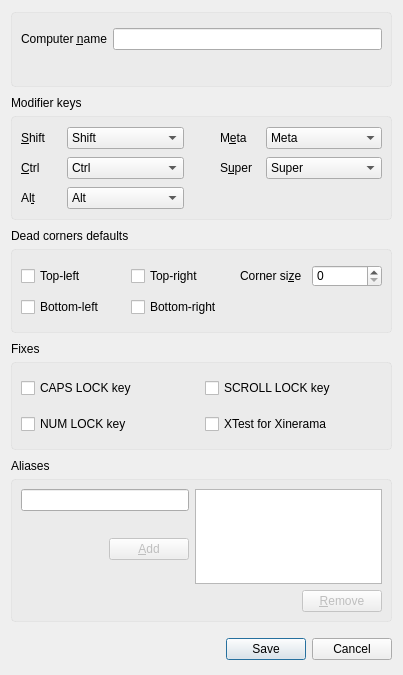
The window that src/gui/src/ScreenSettingsDialogBase.ui (deskflow/deskflow) describes before a commit, drawn with Qt 5.
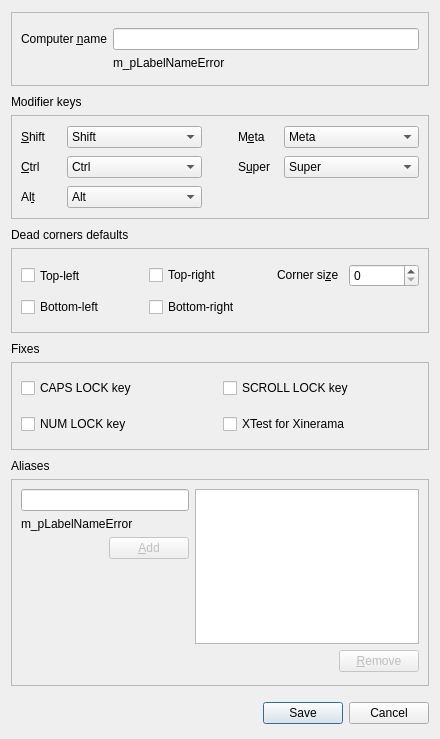
The same window after the commit.

What changed in the file:
```diff
--- a/src/gui/src/ScreenSettingsDialogBase.ui
+++ b/src/gui/src/ScreenSettingsDialogBase.ui
@@ -6,8 +6,8 @@
    <rect>
     <x>0</x>
     <y>0</y>
-    <width>403</width>
-    <height>675</height>
+    <width>440</width>
+    <height>739</height>
    </rect>
   </property>
   <property name="sizePolicy">
@@ -43,13 +43,6 @@
    </property>
    <item>
     <widget class="QFrame" name="groupBox">
-     <property name="styleSheet">
-      <string notr="true">.QFrame{
-border: 1px solid  rgba(192,192,192, 0.2);
-border-radius: 4px;
-background-color: rgba(192,192,192, 0.1);
-}</string>
-     </property>
      <property name="frameShape">
       <enum>QFrame::StyledPanel</enum>
      </property>
@@ -106,14 +99,8 @@
           <height>0</height>
          </size>
         </property>
-        <property name="styleSheet">
-         <string notr="true">color: #EC4C47; 
-font-size: 13px; 
-font-family: Arial; 
-font-weight: bold;</string>
-        </property>
         <property name="text">
-         <string/>
+         <string>m_pLabelNameError</string>
         </property>
         <property name="alignment">
          <set>Qt::AlignLeading|Qt::AlignLeft|Qt::AlignVCenter</set>
@@ -154,13 +141,6 @@
    </item>
    <item>
     <widget class="QFrame" name="m_pGroupModifiers">
-     <property name="styleSheet">
-      <string notr="true">.QFrame{
-border: 1px solid  rgba(192,192,192, 0.2);
-border-radius: 4px;
-background-color: rgba(192,192,192, 0.1);
-}</string>
-     </property>
      <property name="frameShape">
       <enum>QFrame::StyledPanel</enum>
      </property>
@@ -477,13 +457,6 @@
        <verstretch>0</verstretch>
       </sizepolicy>
      </property>
-     <property name="styleSheet">
-      <string notr="true">.QFrame{
-border: 1px solid  rgba(192,192,192, 0.2);
-border-radius: 4px;
-background-color: rgba(192,192,192, 0.1);
-}</string>
-     </property>
      <property name="frameShape">
       <enum>QFrame::StyledPanel</enum>
      </property>
@@ -648,13 +621,6 @@
    </item>
    <item>
     <widget class="QFrame" name="m_pGroupFixes">
-     <property name="styleSheet">
-      <string notr="true">.QFrame{
-border: 1px solid  rgba(192,192,192, 0.2);
-border-radius: 4px;
-background-color: rgba(192,192,192, 0.1);
-}</string>
-     </property>
      <property name="frameShape">
       <enum>QFrame::StyledPanel</enum>
      </property>
@@ -760,19 +726,6 @@
    </item>
    <item>
     <widget class="QFrame" name="m_pGroupAliases">
-     <property name="sizePolicy">
-      <sizepolicy hsizetype="Preferred" vsizetype="Expanding">
-       <horstretch>0</horstretch>
-       <verstretch>0</verstretch>
-      </sizepolicy>
-     </property>
-     <property name="styleSheet">
-      <string notr="true">.QFrame{
-border: 1px solid  rgba(192,192,192, 0.2);
-border-radius: 4px;
-background-color: rgba(192,192,192, 0.1);
-}</string>
-     </property>
      <property name="frameShape">
       <enum>QFrame::StyledPanel</enum>
      </property>
@@ -809,26 +762,6 @@
           <property name="enabled">
            <bool>false</bool>
           </property>
-          <property name="sizePolicy">
-           <sizepolicy hsizetype="Fixed" vsizetype="Fixed">
-            <horstretch>0</horstretch>
-            <verstretch>0</verstretch>
-           </sizepolicy>
-          </property>
-          <property name="minimumSize">
-           <size>
-            <width>43</width>
-            <height>20</height>
-           </size>
-          </property>
-          <property name="layoutDirection">
-           <enum>Qt::LeftToRight</enum>
-          </property>
-          <property name="styleSheet">
-           <string notr="true">QPushButton#m_pButtonAddAlias{
-left: 30px;
-}</string>
-          </property>
           <property name="text">
            <string>&amp;Add</string>
           </property>
@@ -876,14 +809,8 @@
             <height>16777215</height>
            </size>
           </property>
-          <property name="styleSheet">
-           <string notr="true">color: #EC4C47; 
-font-size: 13px; 
-font-family: Arial; 
-font-weight: bold;</string>
-          </property>
           <property name="text">
-           <string/>
+           <string>m_pLabelNameError</string>
           </property>
           <property name="wordWrap">
            <bool>true</bool>
@@ -933,9 +860,6 @@
             <height>16777215</height>
            </size>
           </property>
-          <property name="styleSheet">
-           <string notr="true"/>
-          </property>
           <property name="selectionMode">
            <enum>QAbstractItemView::ExtendedSelection</enum>
           </property>
@@ -946,12 +870,6 @@
           <property name="enabled">
            <bool>false</bool>
           </property>
-          <property name="minimumSize">
-           <size>
-            <width>0</width>
-            <height>0</height>
-           </size>
-          </property>
           <property name="text">
            <string>&amp;Remove</string>
           </property>
```
Left out of the diff: 3 changed lines with no effect on the pictures.
